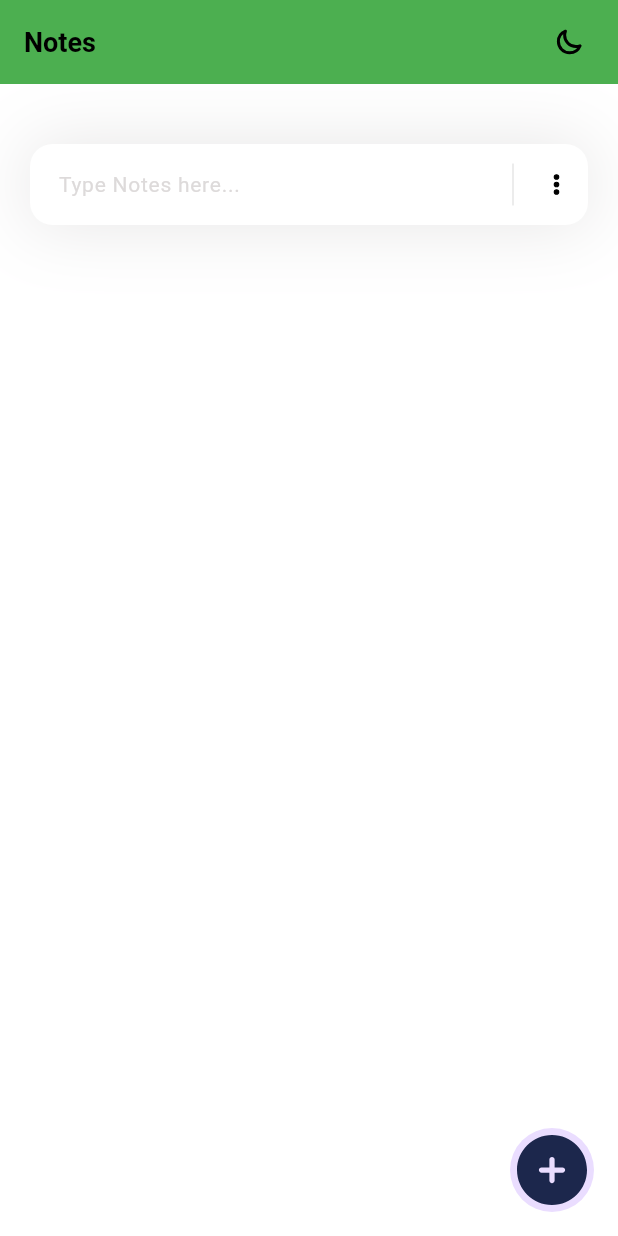
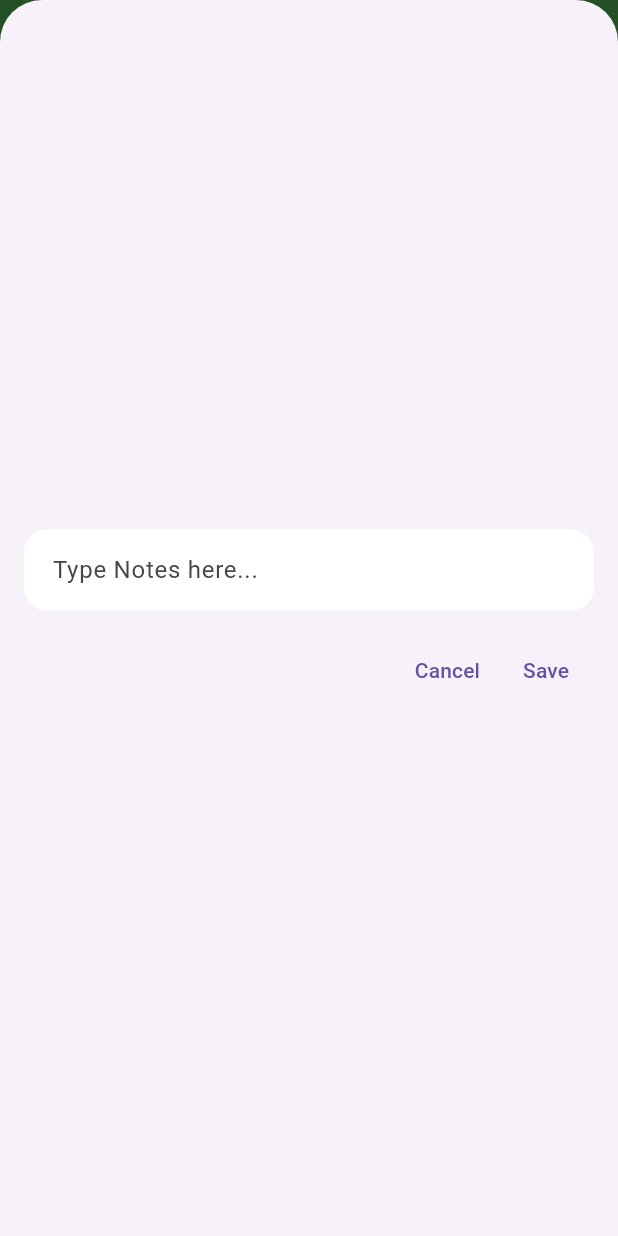
Before and after one commit to sbharth1/Notes, a Flutter app: the screen it shows after launch, after a tap on an icon or button, on a phone screen of 412 x 824 dp. Run offline on Flutter 3.47's test engine with Material 3 defaults, Android fonts, the phone set to English and light mode, and no system bars; our stand-ins replace flutter_svg.

Commit message:
feat: write notes textfeild

```diff
--- a/lib/pages/Note.dart
+++ b/lib/pages/Note.dart
@@ -10,6 +10,7 @@ class Note extends StatefulWidget {
 
 class _NoteState extends State<Note> {
   bool isDarkMode = false;
+  final TextEditingController _noteController = TextEditingController();
 
   void toggleTheme() {
     setState(() {
@@ -18,26 +19,85 @@ class _NoteState extends State<Note> {
     print(isDarkMode ? "light" : "dark");
   }
 
+  void _showNoteInput() {
+    showModalBottomSheet(
+      context: context,
+      isScrollControlled: true,
+      builder: (context) {
+        return Padding(
+          padding: const EdgeInsets.all(16.0),
+          child: Center(
+            child: SingleChildScrollView(
+              child: Column(
+                mainAxisSize: MainAxisSize.min,
+                crossAxisAlignment: CrossAxisAlignment.center,
+                children: [
+                  Container(
+                    width: double.infinity,
+                    child: TextField(
+                      controller: _noteController,
+                      decoration: InputDecoration(
+                        hintText: 'Type Notes here...',
+                        filled: true,
+                        fillColor: Colors.white,
+                        border: OutlineInputBorder(
+                          borderRadius: BorderRadius.circular(15),
+                          borderSide: BorderSide.none,
+                        ),
+                        contentPadding: EdgeInsets.all(15),
+                      ),
+                    ),
+                  ),
+                  SizedBox(height: 16),
+                  Row(
+                    mainAxisAlignment: MainAxisAlignment.end,
+                    children: [
+                      TextButton(
+                        onPressed: () {
+                          Navigator.pop(context);
+                          _noteController.clear();
+                        },
+                        child: Text('Cancel'),
+                      ),
+                      TextButton(
+                        onPressed: () {
+                          // Handle save functionality here
+                          print('Note Saved: ${_noteController.text}');
+                          Navigator.pop(context);
+                          _noteController.clear();
+                        },
+                        child: Text('Save'),
+                      ),
+                    ],
+                  ),
+                ],
+              ),
+            ),
+          ),
+        );
+      },
+    );
+  }
+
   @override
   Widget build(BuildContext context) {
     return Scaffold(
       appBar: appBar(),
       backgroundColor: Colors.white,
+      resizeToAvoidBottomInset: true,  // Ensures the body resizes when the keyboard appears
       body: Column(
         children: [_searchFeild()],
       ),
-
-      floatingActionButton: FloatingActionButton(onPressed: () {
-        print("clicked");
-      },
-      child: SvgPicture.asset('assets/icons/add-circle-svgrepo-com.svg',
+      floatingActionButton: FloatingActionButton(
+        onPressed: _showNoteInput,
+        child: SvgPicture.asset(
+          'assets/icons/add-circle-svgrepo-com.svg',
           height: 100,
           width: 100,
         ),
         shape: CircleBorder(),
         elevation: 0,
       ),
-
     );
   }
 
@@ -77,10 +137,14 @@ class _NoteState extends State<Note> {
                     child: SvgPicture.asset(
                         'assets/icons/three-dots-vertical-svgrepo-com.svg'),
                   )
-                    ]))),
+                ],
+              ),
+            ),
+          ),
           border: OutlineInputBorder(
               borderRadius: BorderRadius.circular(15),
-                borderSide: BorderSide.none)),
+              borderSide: BorderSide.none),
+        ),
       ),
     );
   }
```
Lines whose indentation alone changed are shown as unchanged.
